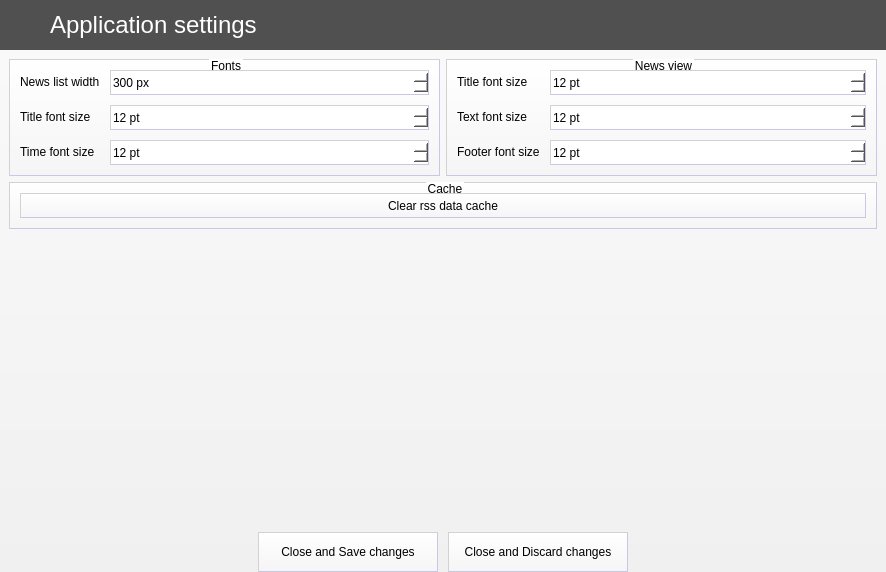
Before: the Qt Designer form SettingsDialog.ui in kacerpetr/QRssReader, drawn with Qt 5.
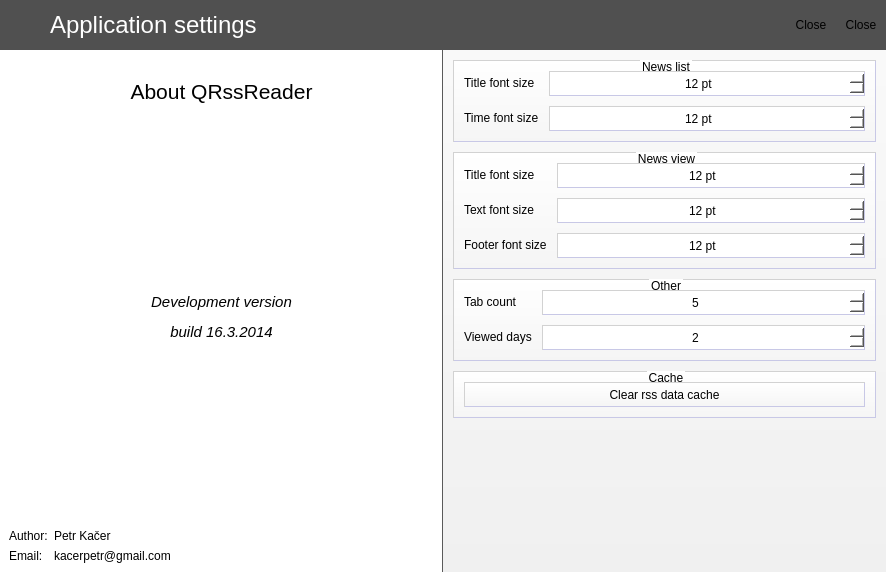
After: the same form once the commit is applied. Icons and pictures are not drawn.

Commit message: Number of feedlist tabs can be changed in settings

```diff
--- a/SettingsDialog.ui
+++ b/SettingsDialog.ui
@@ -189,9 +189,44 @@
 	border-top: 1px solid rgb(210, 210, 210);
 	border-left: 1px solid rgb(210, 210, 210);
 	background-color: white;
+}
+
+#closeToolButton{
+	border: none;
+	background: rgb(80, 80, 80);
+}
+
+#closeToolButton:hover{
+	border: none;
+	background-color: rgb(90, 90, 90);
+}
+
+#closeToolButton:pressed{
+	border: none;
+	background-color: rgb(100, 100, 100);
+}
+
+#okToolButton{
+	border: none;
+	background: rgb(80, 80, 80);
+}
+
+#okToolButton:hover{
+	border: none;
+	background-color: rgb(90, 90, 90);
+}
+
+#okToolButton:pressed{
+	border: none;
+	background-color: rgb(100, 100, 100);
+}
+
+#aboutArea #scrollAreaWidgetContents{
+	background: white;
+	border-right: 1px solid rgb(90,90,90);
 }</string>
   </property>
-  <layout class="QVBoxLayout" name="verticalLayout_2">
+  <layout class="QVBoxLayout" name="verticalLayout">
    <property name="spacing">
     <number>0</number>
    </property>
@@ -271,26 +306,273 @@
        </property>
       </widget>
      </item>
+     <item>
+      <widget class="QToolButton" name="okToolButton">
+       <property name="minimumSize">
+        <size>
+         <width>50</width>
+         <height>50</height>
+        </size>
+       </property>
+       <property name="maximumSize">
+        <size>
+         <width>50</width>
+         <height>50</height>
+        </size>
+       </property>
+       <property name="text">
+        <string>Close</string>
+       </property>
+       <property name="icon">
+        <iconset>
+         <normaloff>:/images/ok</normaloff>:/images/ok</iconset>
+       </property>
+       <property name="iconSize">
+        <size>
+         <width>32</width>
+         <height>32</height>
+        </size>
+       </property>
+      </widget>
+     </item>
+     <item>
+      <widget class="QToolButton" name="closeToolButton">
+       <property name="minimumSize">
+        <size>
+         <width>50</width>
+         <height>50</height>
+        </size>
+       </property>
+       <property name="maximumSize">
+        <size>
+         <width>50</width>
+         <height>50</height>
+        </size>
+       </property>
+       <property name="text">
+        <string>Close</string>
+       </property>
+       <property name="icon">
+        <iconset>
+         <normaloff>:/images/close</normaloff>:/images/close</iconset>
+       </property>
+       <property name="iconSize">
+        <size>
+         <width>32</width>
+         <height>32</height>
+        </size>
+       </property>
+      </widget>
+     </item>
     </layout>
    </item>
    <item>
-    <widget class="QFrame" name="frame">
+    <widget class="QFrame" name="frame_2">
+     <property name="sizePolicy">
+      <sizepolicy hsizetype="Preferred" vsizetype="Expanding">
+       <horstretch>0</horstretch>
+       <verstretch>0</verstretch>
+      </sizepolicy>
+     </property>
+     <property name="frameShape">
+      <enum>QFrame::NoFrame</enum>
+     </property>
+     <property name="frameShadow">
+      <enum>QFrame::Raised</enum>
+     </property>
      <property name="lineWidth">
       <number>0</number>
      </property>
-     <layout class="QVBoxLayout" name="verticalLayout">
-      <item>
        <layout class="QHBoxLayout" name="horizontalLayout">
+      <property name="spacing">
+       <number>0</number>
+      </property>
+      <property name="leftMargin">
+       <number>0</number>
+      </property>
+      <property name="topMargin">
+       <number>0</number>
+      </property>
+      <property name="rightMargin">
+       <number>0</number>
+      </property>
+      <property name="bottomMargin">
+       <number>0</number>
+      </property>
+      <item>
+       <widget class="QScrollArea" name="aboutArea">
+        <property name="sizePolicy">
+         <sizepolicy hsizetype="Expanding" vsizetype="Expanding">
+          <horstretch>0</horstretch>
+          <verstretch>0</verstretch>
+         </sizepolicy>
+        </property>
+        <property name="minimumSize">
+         <size>
+          <width>400</width>
+          <height>0</height>
+         </size>
+        </property>
+        <property name="frameShape">
+         <enum>QFrame::NoFrame</enum>
+        </property>
+        <property name="lineWidth">
+         <number>0</number>
+        </property>
+        <property name="widgetResizable">
+         <bool>true</bool>
+        </property>
+        <widget class="QWidget" name="scrollAreaWidgetContents">
+         <property name="geometry">
+          <rect>
+           <x>0</x>
+           <y>0</y>
+           <width>443</width>
+           <height>520</height>
+          </rect>
+         </property>
+         <property name="sizePolicy">
+          <sizepolicy hsizetype="Expanding" vsizetype="Preferred">
+           <horstretch>0</horstretch>
+           <verstretch>0</verstretch>
+          </sizepolicy>
+         </property>
+         <layout class="QVBoxLayout" name="verticalLayout_2">
+          <item>
+           <spacer name="verticalSpacer_5">
+            <property name="orientation">
+             <enum>Qt::Vertical</enum>
+            </property>
+            <property name="sizeType">
+             <enum>QSizePolicy::Fixed</enum>
+            </property>
+            <property name="sizeHint" stdset="0">
+             <size>
+              <width>20</width>
+              <height>20</height>
+             </size>
+            </property>
+           </spacer>
+          </item>
+          <item>
+           <widget class="QLabel" name="label1">
+            <property name="text">
+             <string>&lt;html&gt;&lt;head/&gt;&lt;body&gt;&lt;p align=&quot;center&quot;&gt;&lt;span style=&quot; font-size:16pt;&quot;&gt;About QRssReader&lt;/span&gt;&lt;/p&gt;&lt;/body&gt;&lt;/html&gt;</string>
+            </property>
+           </widget>
+          </item>
+          <item>
+           <spacer name="verticalSpacer_4">
+            <property name="orientation">
+             <enum>Qt::Vertical</enum>
+            </property>
+            <property name="sizeType">
+             <enum>QSizePolicy::MinimumExpanding</enum>
+            </property>
+            <property name="sizeHint" stdset="0">
+             <size>
+              <width>20</width>
+              <height>40</height>
+             </size>
+            </property>
+           </spacer>
+          </item>
+          <item>
+           <widget class="QLabel" name="label">
+            <property name="text">
+             <string>&lt;html&gt;&lt;head/&gt;&lt;body&gt;&lt;p&gt;&lt;span style=&quot; font-size:11pt; font-style:italic;&quot;&gt;Development version&lt;/span&gt;&lt;/p&gt;&lt;p&gt;&lt;span style=&quot; font-size:11pt; font-style:italic;&quot;&gt;build 16.3.2014&lt;/span&gt;&lt;/p&gt;&lt;/body&gt;&lt;/html&gt;</string>
+            </property>
+            <property name="alignment">
+             <set>Qt::AlignCenter</set>
+            </property>
+           </widget>
+          </item>
+          <item>
+           <spacer name="verticalSpacer_3">
+            <property name="orientation">
+             <enum>Qt::Vertical</enum>
+            </property>
+            <property name="sizeType">
+             <enum>QSizePolicy::MinimumExpanding</enum>
+            </property>
+            <property name="sizeHint" stdset="0">
+             <size>
+              <width>20</width>
+              <height>40</height>
+             </size>
+            </property>
+           </spacer>
+          </item>
+          <item>
+           <layout class="QFormLayout" name="formLayout_3">
+            <item row="0" column="0">
+             <widget class="QLabel" name="label_2">
+              <property name="text">
+               <string>Author:</string>
+              </property>
+             </widget>
+            </item>
+            <item row="0" column="1">
+             <widget class="QLabel" name="label_4">
+              <property name="text">
+               <string>Petr Kačer</string>
+              </property>
+             </widget>
+            </item>
+            <item row="1" column="0">
+             <widget class="QLabel" name="label_3">
+              <property name="text">
+               <string>Email:</string>
+              </property>
+             </widget>
+            </item>
+            <item row="1" column="1">
+             <widget class="QLabel" name="label_5">
+              <property name="text">
+               <string>kacerpetr@gmail.com</string>
+              </property>
+             </widget>
+            </item>
+           </layout>
+          </item>
+         </layout>
+        </widget>
+       </widget>
+      </item>
+      <item>
+       <widget class="QFrame" name="frame">
+        <property name="sizePolicy">
+         <sizepolicy hsizetype="Expanding" vsizetype="Preferred">
+          <horstretch>0</horstretch>
+          <verstretch>0</verstretch>
+         </sizepolicy>
+        </property>
+        <layout class="QVBoxLayout" name="verticalLayout_6">
+         <property name="spacing">
+          <number>10</number>
+         </property>
+         <property name="leftMargin">
+          <number>10</number>
+         </property>
+         <property name="topMargin">
+          <number>10</number>
+         </property>
+         <property name="rightMargin">
+          <number>10</number>
+         </property>
+         <property name="bottomMargin">
+          <number>0</number>
+         </property>
         <item>
          <widget class="QGroupBox" name="groupBox5">
           <property name="sizePolicy">
-           <sizepolicy hsizetype="Preferred" vsizetype="Preferred">
+            <sizepolicy hsizetype="Expanding" vsizetype="Preferred">
             <horstretch>0</horstretch>
             <verstretch>0</verstretch>
            </sizepolicy>
           </property>
           <property name="title">
-           <string>Fonts</string>
+            <string>News list</string>
           </property>
           <layout class="QFormLayout" name="formLayout">
            <property name="fieldGrowthPolicy">
@@ -315,45 +597,13 @@
             <number>10</number>
            </property>
            <item row="0" column="0">
-            <widget class="QLabel" name="label1">
-             <property name="text">
-              <string>News list width</string>
-             </property>
-            </widget>
-           </item>
-           <item row="0" column="1">
-            <widget class="QSpinBox" name="listWidthBox">
-             <property name="minimumSize">
-              <size>
-               <width>82</width>
-               <height>25</height>
-              </size>
-             </property>
-             <property name="suffix">
-              <string> px</string>
-             </property>
-             <property name="minimum">
-              <number>100</number>
-             </property>
-             <property name="maximum">
-              <number>1000</number>
-             </property>
-             <property name="singleStep">
-              <number>50</number>
-             </property>
-             <property name="value">
-              <number>300</number>
-             </property>
-            </widget>
-           </item>
-           <item row="1" column="0">
             <widget class="QLabel" name="label2">
              <property name="text">
               <string>Title font size</string>
              </property>
             </widget>
            </item>
-           <item row="1" column="1">
+            <item row="0" column="1">
             <widget class="QSpinBox" name="listTitleSizeBox">
              <property name="minimumSize">
               <size>
@@ -361,6 +611,9 @@
                <height>25</height>
               </size>
              </property>
+              <property name="alignment">
+               <set>Qt::AlignCenter</set>
+              </property>
              <property name="suffix">
               <string> pt</string>
              </property>
@@ -378,14 +631,14 @@
              </property>
             </widget>
            </item>
-           <item row="2" column="0">
+            <item row="1" column="0">
             <widget class="QLabel" name="label3">
              <property name="text">
               <string>Time font size</string>
              </property>
             </widget>
            </item>
-           <item row="2" column="1">
+            <item row="1" column="1">
             <widget class="QSpinBox" name="listTimeFontSize">
              <property name="minimumSize">
               <size>
@@ -393,6 +646,9 @@
                <height>25</height>
               </size>
              </property>
+              <property name="alignment">
+               <set>Qt::AlignCenter</set>
+              </property>
              <property name="suffix">
               <string> pt</string>
              </property>
@@ -415,10 +671,19 @@
         </item>
         <item>
          <widget class="QGroupBox" name="groupBox2">
+           <property name="sizePolicy">
+            <sizepolicy hsizetype="Expanding" vsizetype="Preferred">
+             <horstretch>0</horstretch>
+             <verstretch>0</verstretch>
+            </sizepolicy>
+           </property>
           <property name="title">
            <string>News view</string>
           </property>
           <layout class="QFormLayout" name="formLayout1">
+            <property name="fieldGrowthPolicy">
+             <enum>QFormLayout::AllNonFixedFieldsGrow</enum>
+            </property>
            <property name="horizontalSpacing">
             <number>10</number>
            </property>
@@ -452,6 +717,9 @@
                <height>25</height>
               </size>
              </property>
+              <property name="alignment">
+               <set>Qt::AlignCenter</set>
+              </property>
              <property name="suffix">
               <string> pt</string>
              </property>
@@ -484,6 +752,9 @@
                <height>25</height>
               </size>
              </property>
+              <property name="alignment">
+               <set>Qt::AlignCenter</set>
+              </property>
              <property name="suffix">
               <string> pt</string>
              </property>
@@ -516,6 +787,9 @@
                <height>25</height>
               </size>
              </property>
+              <property name="alignment">
+               <set>Qt::AlignCenter</set>
+              </property>
              <property name="suffix">
               <string> pt</string>
              </property>
@@ -536,7 +810,102 @@
           </layout>
          </widget>
         </item>
-       </layout>
+         <item>
+          <widget class="QGroupBox" name="groupBox3_2">
+           <property name="sizePolicy">
+            <sizepolicy hsizetype="Expanding" vsizetype="Preferred">
+             <horstretch>0</horstretch>
+             <verstretch>0</verstretch>
+            </sizepolicy>
+           </property>
+           <property name="title">
+            <string>Other</string>
+           </property>
+           <layout class="QFormLayout" name="formLayout_2">
+            <property name="horizontalSpacing">
+             <number>10</number>
+            </property>
+            <property name="verticalSpacing">
+             <number>10</number>
+            </property>
+            <property name="leftMargin">
+             <number>10</number>
+            </property>
+            <property name="topMargin">
+             <number>10</number>
+            </property>
+            <property name="rightMargin">
+             <number>10</number>
+            </property>
+            <property name="bottomMargin">
+             <number>10</number>
+            </property>
+            <item row="1" column="0">
+             <widget class="QLabel" name="label6_2">
+              <property name="text">
+               <string>Tab count</string>
+              </property>
+             </widget>
+            </item>
+            <item row="1" column="1">
+             <widget class="QSpinBox" name="feedlistTabCount">
+              <property name="minimumSize">
+               <size>
+                <width>82</width>
+                <height>25</height>
+               </size>
+              </property>
+              <property name="alignment">
+               <set>Qt::AlignCenter</set>
+              </property>
+              <property name="minimum">
+               <number>2</number>
+              </property>
+              <property name="maximum">
+               <number>7</number>
+              </property>
+              <property name="singleStep">
+               <number>1</number>
+              </property>
+              <property name="value">
+               <number>5</number>
+              </property>
+             </widget>
+            </item>
+            <item row="2" column="0">
+             <widget class="QLabel" name="label6_3">
+              <property name="text">
+               <string>Viewed days</string>
+              </property>
+             </widget>
+            </item>
+            <item row="2" column="1">
+             <widget class="QSpinBox" name="maxViewedDays">
+              <property name="minimumSize">
+               <size>
+                <width>82</width>
+                <height>25</height>
+               </size>
+              </property>
+              <property name="alignment">
+               <set>Qt::AlignCenter</set>
+              </property>
+              <property name="minimum">
+               <number>1</number>
+              </property>
+              <property name="maximum">
+               <number>10</number>
+              </property>
+              <property name="singleStep">
+               <number>1</number>
+              </property>
+              <property name="value">
+               <number>2</number>
+              </property>
+             </widget>
+            </item>
+           </layout>
+          </widget>
       </item>
       <item>
        <widget class="QGroupBox" name="groupBox3">
@@ -589,7 +958,7 @@
         <property name="sizeHint" stdset="0">
          <size>
           <width>20</width>
-          <height>265</height>
+             <height>40</height>
          </size>
         </property>
        </spacer>
@@ -597,66 +966,10 @@
      </layout>
     </widget>
    </item>
-   <item>
-    <layout class="QHBoxLayout" name="horizontalLayout2">
-     <property name="spacing">
-      <number>10</number>
-     </property>
-     <item>
-      <spacer name="horizontalSpacer">
-       <property name="orientation">
-        <enum>Qt::Horizontal</enum>
-       </property>
-       <property name="sizeHint" stdset="0">
-        <size>
-         <width>40</width>
-         <height>20</height>
-        </size>
-       </property>
-      </spacer>
-     </item>
-     <item>
-      <widget class="QPushButton" name="saveButton">
-       <property name="minimumSize">
-        <size>
-         <width>180</width>
-         <height>40</height>
-        </size>
-       </property>
-       <property name="text">
-        <string>Close and Save changes</string>
-       </property>
-      </widget>
-     </item>
-     <item>
-      <widget class="QPushButton" name="cancelButton">
-       <property name="minimumSize">
-        <size>
-         <width>180</width>
-         <height>40</height>
-        </size>
-       </property>
-       <property name="text">
-        <string>Close and Discard changes</string>
-       </property>
-      </widget>
-     </item>
-     <item>
-      <spacer name="horizontalSpacer2">
-       <property name="orientation">
-        <enum>Qt::Horizontal</enum>
-       </property>
-       <property name="sizeHint" stdset="0">
-        <size>
-         <width>40</width>
-         <height>20</height>
-        </size>
-       </property>
-      </spacer>
-     </item>
-    </layout>
-   </item>
-  </layout>
+     </layout>
+    </widget>
+   </item>
+  </layout>
  </widget>
  <resources>
   <include location="Images.qrc"/>
```
Left out of the diff: 23 changed lines with no effect on the pictures. Lines whose indentation alone changed are shown as unchanged. The commit also changes 19 other files.
